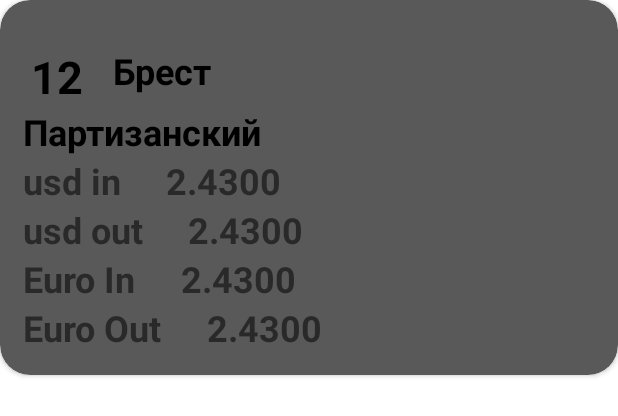
After one commit to timofeylyadinsky/KursExchange, an Android app: the layout bank_item.xml on its own in the app's theme, with its tools: preview values and no code run, on a phone screen of 412 x 824 dp. The commit adds this screen. Shown: the top 416 px of the screen. Run offline under Robolectric (Android 15) with nearby library versions, the phone set to English and light mode, and no system bars.

Commit message:
feat: add adapter

```diff
--- /dev/null
+++ b/app/src/main/java/lt/timofey/bank/ExchangeAdapter.kt
@@ -0,0 +1,55 @@
+package lt.timofey.bank
+
+import android.view.LayoutInflater
+import android.view.View
+import android.view.ViewGroup
+import android.widget.TextView
+import androidx.recyclerview.widget.RecyclerView
+
+
+class ExchangeAdapter(val plist: List<Exchange>, val mactivity: MainActivity): RecyclerView.Adapter<ExchangeAdapter.ExchangeViewHolder>() {
+
+    class ExchangeViewHolder(itemView: View) : RecyclerView.ViewHolder(itemView) {
+
+    }
+
+        override fun onCreateViewHolder(parent: ViewGroup, viewType: Int): ExchangeViewHolder {
+            val inflater = LayoutInflater.from(parent.context)
+            var holder: ExchangeAdapter.ExchangeViewHolder //= PersonViewHolder(inflater.inflate(R.layout.item_layout, parent, false))
+            holder = ExchangeViewHolder(inflater.inflate(R.layout.bank_item, parent, false))
+
+            holder.itemView.setOnClickListener{
+                //mactivity.itemClick(holder.adapterPosition)
+            }
+            /*holder.itemView.setOnLongClickListener {
+                mactivity.removeItem(holder.adapterPosition)
+                return@setOnLongClickListener true
+            }*/
+
+            return holder
+        }
+
+        override fun onBindViewHolder(holder: ExchangeViewHolder, position: Int) {
+            val filialID = holder.itemView.findViewById<TextView>(R.id.filialId)
+            val city = holder.itemView.findViewById<TextView>(R.id.city)
+            var street = holder.itemView.findViewById<TextView>(R.id.street)
+            val usdIn = holder.itemView.findViewById<TextView>(R.id.usdIn)
+            val usdOut = holder.itemView.findViewById<TextView>(R.id.usdOut)
+            var eurIn = holder.itemView.findViewById<TextView>(R.id.euroIn)
+            var eurOut = holder.itemView.findViewById<TextView>(R.id.euroOut)
+
+
+
+            filialID.text = plist[position].filial_id
+            city.text = plist[position].name
+            street.text = plist[position].street_type + plist[position].street + " " + plist[position].home_number
+            usdIn.text = plist[position].USD_in
+            usdOut.text = plist[position].USD_out
+            eurIn.text = plist[position].EUR_in
+            eurOut.text = plist[position].EUR_out
+        }
+
+        override fun getItemCount(): Int {
+            return plist.count()
+        }
+}
--- a/app/src/main/java/lt/timofey/bank/MainActivity.kt
+++ b/app/src/main/java/lt/timofey/bank/MainActivity.kt
@@ -8,6 +8,7 @@ import android.widget.Spinner
 import android.widget.TextView
 import android.widget.Toast
 import androidx.appcompat.app.AppCompatActivity
+import androidx.recyclerview.widget.LinearLayoutManager
 import androidx.recyclerview.widget.RecyclerView
 import retrofit2.Call
 import retrofit2.Callback
@@ -25,7 +26,7 @@ class MainActivity : AppCompatActivity() {
     override fun onCreate(savedInstanceState: Bundle?) {
         super.onCreate(savedInstanceState)
         setContentView(R.layout.activity_main)
-        tv = findViewById<TextView>(R.id.tw1)
+        //tv = findViewById<TextView>(R.id.tw1)
         getExchange()
         val spinner = findViewById<Spinner>(R.id.citySpinner)
         val itemSelectedListener: AdapterView.OnItemSelectedListener =
@@ -39,7 +40,10 @@ class MainActivity : AppCompatActivity() {
                     val item = parent.getItemAtPosition(position) as String
                     Toast.makeText(this@MainActivity, item,Toast.LENGTH_LONG).show()
                     exchangesFilteredByCity = exchanges.filter{it.name.equals(item)}
-                    tv.text = exchangesFilteredByCity.toString()
+                    //tv.text = exchangesFilteredByCity.toString()
+                    exchangesList = findViewById(R.id.recyclerView)
+                    exchangesList.layoutManager = LinearLayoutManager(this@MainActivity)
+                    exchangesList.adapter = ExchangeAdapter(exchangesFilteredByCity,this@MainActivity)
                 }
 
                 override fun onNothingSelected(parent: AdapterView<*>?) {}
@@ -60,7 +64,12 @@ class MainActivity : AppCompatActivity() {
                 response: Response<List<Exchange>>
             ) {
                 exchanges = response.body()!!
-                tv.text = exchanges.toString()
+                //tv.text = exchanges.toString()
+                exchangesFilteredByCity = exchanges.filter{it.name.equals("Минск")}
+                //tv.text = exchangesFilteredByCity.toString()
+                exchangesList = findViewById(R.id.recyclerView)
+                exchangesList.layoutManager = LinearLayoutManager(this@MainActivity)
+                exchangesList.adapter = ExchangeAdapter(exchangesFilteredByCity,this@MainActivity)
             }
         })}
 }
--- a/app/src/main/res/layout/activity_main.xml
+++ b/app/src/main/res/layout/activity_main.xml
@@ -16,13 +16,18 @@
         android:layout_marginVertical="10dp"
         />
 
-    <TextView
-        android:id="@+id/tw1"
-        android:layout_width="wrap_content"
-        android:layout_height="wrap_content"
+    <androidx.recyclerview.widget.RecyclerView
+        android:id="@+id/recyclerView"
+        android:layout_width="match_parent"
+        android:layout_height="0dp"
+        app:layout_constraintEnd_toEndOf="parent"
+        app:layout_constraintStart_toStartOf="parent"
         app:layout_constraintTop_toBottomOf="@id/citySpinner"
-        app:layout_constraintStart_toStartOf="parent"
-        app:layout_constraintEnd_toEndOf="parent"
-        android:text="Hello"
+        app:layout_constraintBottom_toBottomOf="parent"
+        android:layout_marginHorizontal="10sp"
+        android:layout_marginVertical="10sp"
+        android:background="#750C0C"
         />
+
+
 </androidx.constraintlayout.widget.ConstraintLayout>
--- /dev/null
+++ b/app/src/main/res/layout/bank_item.xml
@@ -0,0 +1,140 @@
+<?xml version="1.0" encoding="utf-8"?>
+<androidx.cardview.widget.CardView
+    xmlns:android="http://schemas.android.com/apk/res/android"
+    xmlns:app="http://schemas.android.com/apk/res-auto"
+    android:layout_width="match_parent"
+    android:layout_height="wrap_content"
+    android:backgroundTint="#5A5959"
+    app:cardCornerRadius="20sp"
+    android:layout_marginBottom="10dp"
+    >
+
+
+    <RelativeLayout
+        android:layout_width="match_parent"
+        android:layout_height="wrap_content"
+        android:paddingHorizontal="15dp"
+        android:paddingVertical="15dp">
+
+
+        <TextView
+            android:id="@+id/filialId"
+            android:layout_width="wrap_content"
+            android:layout_height="wrap_content"
+            android:text="12"
+            android:textSize="30sp"
+            android:textStyle="bold"
+            android:layout_alignParentTop="true"
+            android:layout_marginTop="15dp"
+            android:layout_marginStart="5dp"
+            android:textColor="@color/black"
+            />
+        <TextView
+            android:id="@+id/city"
+            android:layout_width="wrap_content"
+            android:layout_height="wrap_content"
+            android:text="Брест"
+            android:textSize="24sp"
+            android:textStyle="bold"
+            android:textColor="@color/black"
+            android:layout_toEndOf="@id/filialId"
+            android:layout_marginStart="20dp"
+            android:layout_alignTop="@id/filialId"
+            />
+        <TextView
+            android:id="@+id/street"
+            android:layout_width="wrap_content"
+            android:layout_height="wrap_content"
+            android:text="Партизанский"
+            android:textSize="24sp"
+            android:textStyle="bold"
+            android:layout_below="@id/filialId"
+            android:textColor="@color/black"
+            />
+        <TextView
+            android:id="@+id/usdInText"
+            android:layout_width="wrap_content"
+            android:layout_height="wrap_content"
+            android:textSize="24sp"
+            android:textStyle="bold"
+            android:layout_below="@id/street"
+            android:text="usd in"
+            />
+        <TextView
+            android:id="@+id/usdOutText"
+            android:layout_width="wrap_content"
+            android:layout_height="wrap_content"
+            android:textSize="24sp"
+            android:textStyle="bold"
+            android:layout_below="@id/usdInText"
+            android:text="usd out"
+            />
+        <TextView
+            android:id="@+id/euroInText"
+            android:layout_width="wrap_content"
+            android:layout_height="wrap_content"
+            android:textSize="24sp"
+            android:textStyle="bold"
+            android:layout_below="@id/usdOutText"
+            android:text="Euro In"
+            />
+        <TextView
+            android:id="@+id/euroOutText"
+            android:layout_width="wrap_content"
+            android:layout_height="wrap_content"
+            android:textSize="24sp"
+            android:textStyle="bold"
+            android:layout_below="@id/euroInText"
+            android:text="Euro Out"
+            />
+
+
+        <TextView
+            android:id="@+id/usdIn"
+            android:layout_width="wrap_content"
+            android:layout_height="wrap_content"
+            android:textSize="24sp"
+            android:textStyle="bold"
+            android:layout_toEndOf="@id/usdInText"
+            android:layout_below="@id/street"
+            android:text="2.4300"
+            android:layout_marginStart="30dp"
+            />
+        <TextView
+            android:id="@+id/usdOut"
+            android:layout_width="wrap_content"
+            android:layout_height="wrap_content"
+            android:textSize="24sp"
+            android:textStyle="bold"
+            android:layout_toEndOf="@id/usdOutText"
+            android:layout_below="@id/usdInText"
+            android:text="2.4300"
+            android:layout_marginStart="30dp"
+            />
+        <TextView
+            android:id="@+id/euroIn"
+            android:layout_width="wrap_content"
+            android:layout_height="wrap_content"
+            android:textSize="24sp"
+            android:textStyle="bold"
+            android:layout_toEndOf="@id/euroInText"
+            android:layout_below="@id/usdOutText"
+            android:text="2.4300"
+            android:layout_marginStart="30dp"
+            />
+        <TextView
+            android:id="@+id/euroOut"
+            android:layout_width="wrap_content"
+            android:layout_height="wrap_content"
+            android:textSize="24sp"
+            android:textStyle="bold"
+            android:layout_toEndOf="@id/euroOutText"
+            android:layout_below="@id/euroInText"
+            android:text="2.4300"
+            android:layout_marginStart="30dp"
+            />
+
+
+    </RelativeLayout>
+
+</androidx.cardview.widget.CardView>
```
